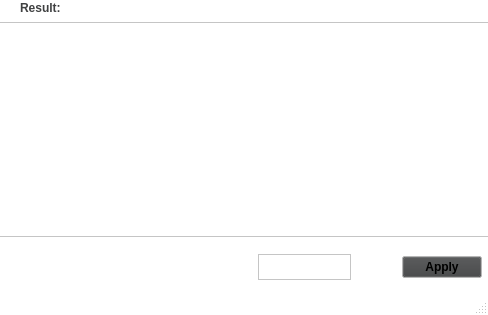
First picture: the form in conjecturemain.ui, repository MilkyAomiki/CollatzConjecture, before the edit.
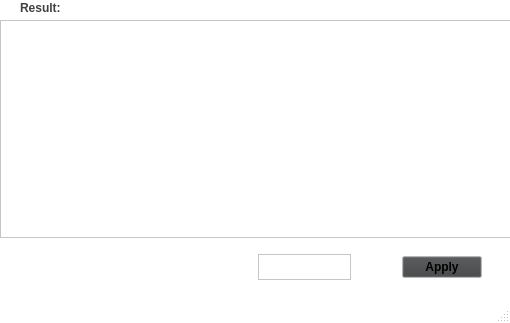
Second picture: the form after the edit. Icons and pictures are not drawn.

```diff
--- a/conjecturemain.ui
+++ b/conjecturemain.ui
@@ -6,8 +6,8 @@
    <rect>
     <x>0</x>
     <y>0</y>
-    <width>488</width>
-    <height>315</height>
+    <width>510</width>
+    <height>323</height>
    </rect>
   </property>
   <property name="minimumSize">
@@ -255,6 +255,9 @@
     <normalon>:/new/prefix1/baseline_bubble_chart_black_36dp.png</normalon>
    </iconset>
   </property>
+  <property name="layoutDirection">
+   <enum>Qt::LeftToRight</enum>
+  </property>
   <widget class="QWidget" name="centralwidget">
    <widget class="QWidget" name="horizontalLayoutWidget">
     <property name="geometry">
@@ -315,27 +318,44 @@
    <widget class="QWidget" name="horizontalLayoutWidget_2">
     <property name="geometry">
      <rect>
-      <x>-11</x>
-      <y>19</y>
+      <x>0</x>
+      <y>20</y>
       <width>511</width>
       <height>221</height>
      </rect>
     </property>
     <layout class="QHBoxLayout" name="horizontalLayout_2">
      <property name="leftMargin">
-      <number>5</number>
+      <number>0</number>
      </property>
      <property name="topMargin">
-      <number>3</number>
+      <number>0</number>
      </property>
      <property name="rightMargin">
-      <number>10</number>
+      <number>0</number>
      </property>
      <property name="bottomMargin">
       <number>3</number>
      </property>
      <item>
-      <widget class="QTextBrowser" name="textBrowser"/>
+      <widget class="QTextBrowser" name="textBrowser">
+       <property name="sizeIncrement">
+        <size>
+         <width>0</width>
+         <height>0</height>
+        </size>
+       </property>
+       <property name="contextMenuPolicy">
+        <enum>Qt::DefaultContextMenu</enum>
+       </property>
+       <property name="html">
+        <string>&lt;!DOCTYPE HTML PUBLIC &quot;-//W3C//DTD HTML 4.0//EN&quot; &quot;http://www.w3.org/TR/REC-html40/strict.dtd&quot;&gt;
+&lt;html&gt;&lt;head&gt;&lt;meta name=&quot;qrichtext&quot; content=&quot;1&quot; /&gt;&lt;style type=&quot;text/css&quot;&gt;
+p, li { white-space: pre-wrap; }
+&lt;/style&gt;&lt;/head&gt;&lt;body style=&quot; font-family:'Segoe UI'; font-size:8.25pt; font-weight:400; font-style:normal;&quot;&gt;
+&lt;p style=&quot;-qt-paragraph-type:empty; margin-top:0px; margin-bottom:0px; margin-left:3px; margin-right:0px; -qt-block-indent:0; text-indent:0px;&quot;&gt;&lt;br /&gt;&lt;/p&gt;&lt;/body&gt;&lt;/html&gt;</string>
+       </property>
+      </widget>
      </item>
     </layout>
    </widget>
```
Left out of the diff: 8 changed lines with no effect on the pictures.
